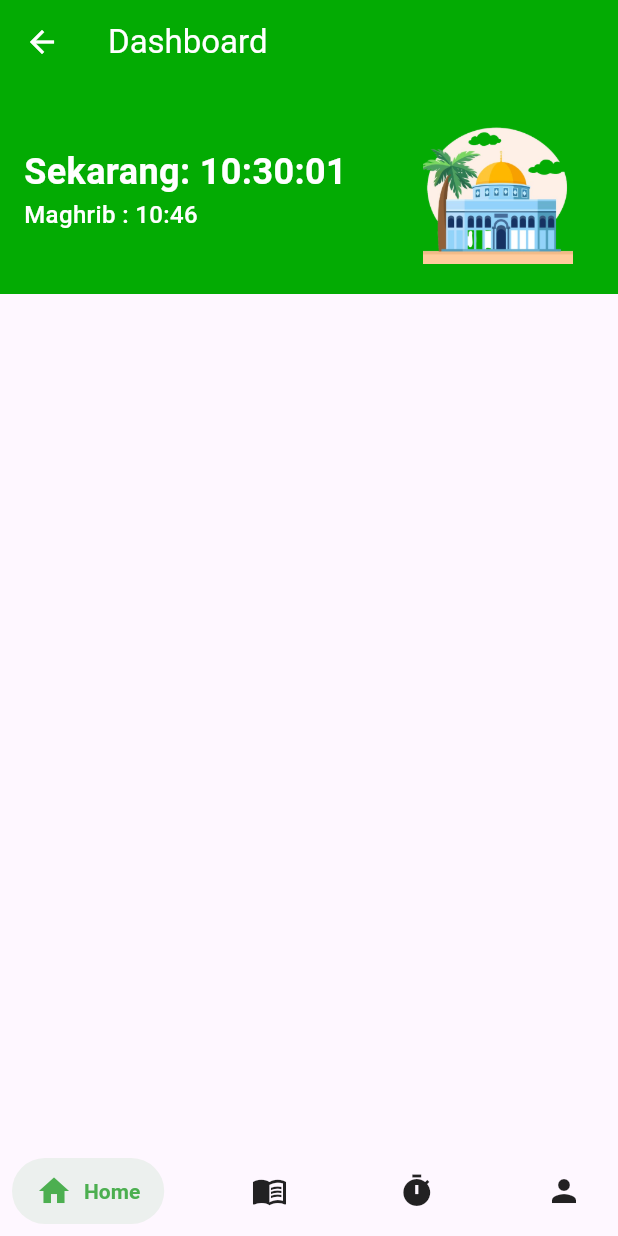
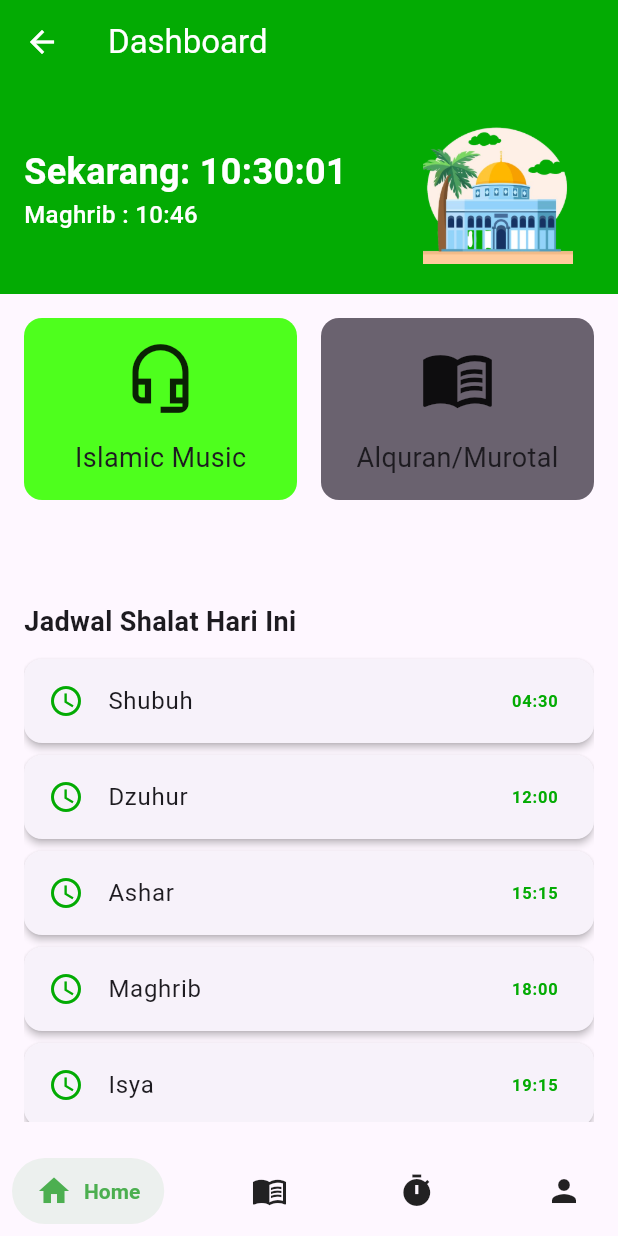
Before and after one commit to yipan12/projectuts, a Flutter app: the Dashboard screen opened directly, on a phone screen of 412 x 824 dp. Run offline on Flutter 3.47's test engine with Material 3 defaults, Android fonts, the phone set to English and light mode, and no system bars; drawn by our look-alikes of salomon_bottom_bar; our stand-ins replace adhan, fluttertoast.

Commit message:
menambahkan dashboard

```diff
--- a/lib/page/Dashboard.dart
+++ b/lib/page/Dashboard.dart
@@ -15,6 +15,15 @@ class _DashboardPageState extends State<DashboardPage> {
   String namaShalatSelanjutnya = '';
   String waktuSelanjutnya = '';
   Timer? _timer;
+
+  // List untuk data jadwal shalat (contoh data)
+  final List<Map<String, String>> jadwalShalat = [
+    {'nama': 'Shubuh', 'waktu': '04:30'},
+    {'nama': 'Dzuhur', 'waktu': '12:00'},
+    {'nama': 'Ashar', 'waktu': '15:15'},
+    {'nama': 'Maghrib', 'waktu': '18:00'},
+    {'nama': 'Isya', 'waktu': '19:15'},
+  ];
 
   void _updateTime() {
     if (mounted) {
@@ -91,6 +100,7 @@ class _DashboardPageState extends State<DashboardPage> {
       ),
       body: Column(
         children: [
+          // Header Container
           Container(
             height: 140,
             width: double.infinity,
@@ -134,10 +144,97 @@ class _DashboardPageState extends State<DashboardPage> {
               ),
             ),
           ),
+          // expand 1
           Expanded(
-            child: Center(
-              child: ListView(
-                children: [],
+            flex: 2,
+            child: GridView.count(
+              crossAxisCount: 2,
+              padding: EdgeInsets.all(16),
+              mainAxisSpacing: 16,
+              crossAxisSpacing: 16,
+              childAspectRatio: 1.5,
+              children: [
+                Container(
+                  decoration: BoxDecoration(
+                    color: const Color.fromARGB(255, 78, 255, 29),
+                    borderRadius: BorderRadius.circular(12),
+                  ),
+                  child: Column(
+                    mainAxisAlignment: MainAxisAlignment.spaceEvenly,
+                    children: [
+                      Icon(
+                        Icons.headset_mic_outlined,
+                        size: 50,
+                      ),
+                      Text(
+                        "Islamic Music",
+                        style: TextStyle(fontSize: 18),
+                      )
+                    ],
+                  ),
+                ),
+                Container(
+                  decoration: BoxDecoration(
+                    color: const Color.fromARGB(255, 106, 98, 111),
+                    borderRadius: BorderRadius.circular(12),
+                  ),
+                  child: Column(
+                    mainAxisAlignment: MainAxisAlignment.spaceEvenly,
+                    children: [
+                      Icon(
+                        Icons.menu_book,
+                        size: 50,
+                      ),
+                      Text(
+                        "Alquran/Murotal",
+                        style: TextStyle(fontSize: 18),
+                      )
+                    ],
+                  ),
+                )
+              ],
+            ),
+          ),
+          // expand 2
+          Expanded(
+            flex: 4,
+            child: Container(
+              padding: EdgeInsets.all(16),
+              child: Column(
+                crossAxisAlignment: CrossAxisAlignment.start,
+                children: [
+                  Text(
+                    "Jadwal Shalat Hari Ini",
+                    style: TextStyle(
+                      fontSize: 18,
+                      fontWeight: FontWeight.bold,
+                    ),
+                  ),
+                  SizedBox(height: 8),
+                  Expanded(
+                    child: ListView.builder(
+                      itemCount: jadwalShalat.length,
+                      itemBuilder: (context, index) {
+                        return Card(
+                          elevation: 2,
+                          margin: EdgeInsets.symmetric(vertical: 4),
+                          child: ListTile(
+                            leading: Icon(Icons.access_time,
+                                color: Color(0xFF03AB03)),
+                            title: Text(jadwalShalat[index]['nama']!),
+                            trailing: Text(
+                              jadwalShalat[index]['waktu']!,
+                              style: TextStyle(
+                                fontWeight: FontWeight.bold,
+                                color: Color(0xFF03AB03),
+                              ),
+                            ),
+                          ),
+                        );
+                      },
+                    ),
+                  ),
+                ],
               ),
             ),
           ),
--- a/lib/page/Navmain.dart
+++ b/lib/page/Navmain.dart
@@ -1,6 +1,7 @@
 import 'package:flutter/material.dart';
 import 'package:projectuts/page/Dashboard.dart';
 import 'package:projectuts/page/Doa.dart';
+import 'package:projectuts/page/Waktu.dart';
 import 'package:salomon_bottom_bar/salomon_bottom_bar.dart';
 
 void main() {
@@ -27,8 +28,8 @@ class _DashboardState extends State<Dashboard> {
   final List<Widget> _pages = [
     DashboardPage(),
     DoaPage(),
-    Center(child: Text("Waktu Page")),
-    Center(child: Text("Waktu Page")),
+    WaktuPage(),
+    Center(child: Text("Profile")),
   ];
 
   @override
```
Also changed, not shown: lib/page/Waktu.dart (+53 -0 lines).
